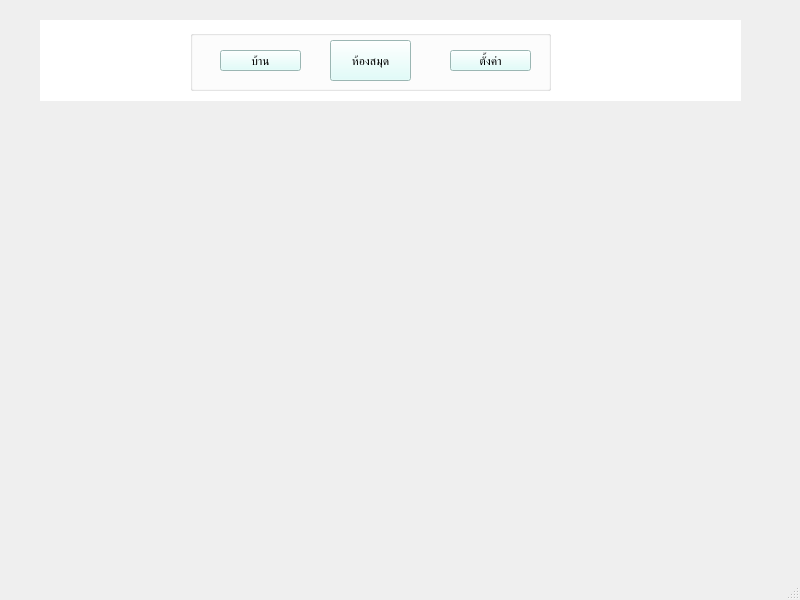
This is music library.ui in Niti-eng/app-music as Qt 5 draws it before an edit. The edited form follows.
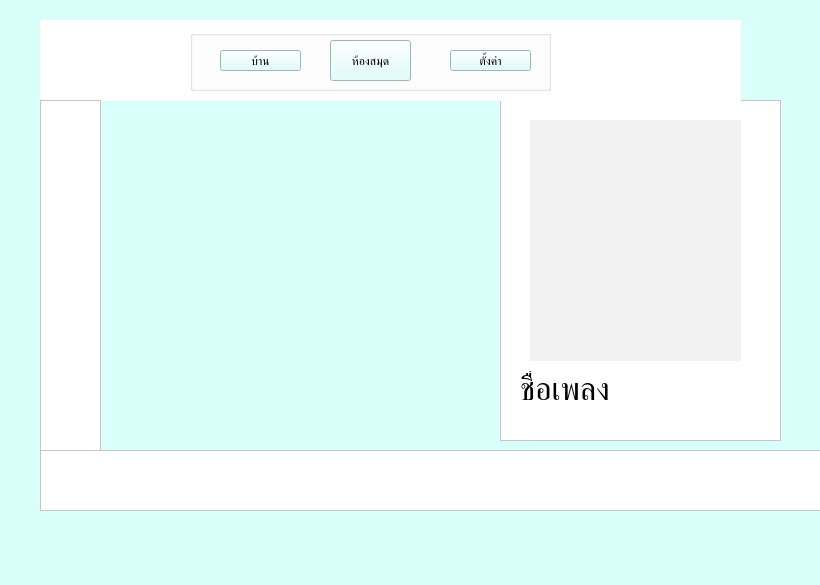
This is the edited form.

Diff of the .ui file:
```diff
--- a/music library.ui
+++ b/music library.ui
@@ -6,13 +6,16 @@
    <rect>
     <x>0</x>
     <y>0</y>
-    <width>800</width>
-    <height>600</height>
+    <width>820</width>
+    <height>585</height>
    </rect>
   </property>
   <property name="windowTitle">
    <string>MainWindow</string>
   </property>
+  <property name="styleSheet">
+   <string notr="true">background-color: rgb(217, 255, 251);</string>
+  </property>
   <widget class="QWidget" name="centralwidget">
    <widget class="QWidget" name="bar_app" native="true">
     <property name="enabled">
@@ -91,8 +94,109 @@
      </widget>
     </widget>
    </widget>
+   <widget class="QFrame" name="Left_bar">
+    <property name="enabled">
+     <bool>true</bool>
+    </property>
+    <property name="geometry">
+     <rect>
+      <x>40</x>
+      <y>100</y>
+      <width>61</width>
+      <height>391</height>
+     </rect>
+    </property>
+    <property name="styleSheet">
+     <string notr="true">background-color: rgb(255, 255, 255);</string>
+    </property>
+    <property name="frameShape">
+     <enum>QFrame::Shape::StyledPanel</enum>
+    </property>
+    <property name="frameShadow">
+     <enum>QFrame::Shadow::Raised</enum>
+    </property>
+   </widget>
+   <widget class="QFrame" name="down_bar">
+    <property name="enabled">
+     <bool>true</bool>
+    </property>
+    <property name="geometry">
+     <rect>
+      <x>40</x>
+      <y>450</y>
+      <width>781</width>
+      <height>61</height>
+     </rect>
+    </property>
+    <property name="styleSheet">
+     <string notr="true">background-color: rgb(255, 255, 255);</string>
+    </property>
+    <property name="frameShape">
+     <enum>QFrame::Shape::StyledPanel</enum>
+    </property>
+    <property name="frameShadow">
+     <enum>QFrame::Shadow::Raised</enum>
+    </property>
+   </widget>
+   <widget class="QFrame" name="Right_bar">
+    <property name="enabled">
+     <bool>true</bool>
+    </property>
+    <property name="geometry">
+     <rect>
+      <x>500</x>
+      <y>100</y>
+      <width>281</width>
+      <height>341</height>
+     </rect>
+    </property>
+    <property name="styleSheet">
+     <string notr="true">background-color: rgb(255, 255, 255);</string>
+    </property>
+    <property name="frameShape">
+     <enum>QFrame::Shape::StyledPanel</enum>
+    </property>
+    <property name="frameShadow">
+     <enum>QFrame::Shadow::Raised</enum>
+    </property>
+    <widget class="QWidget" name="Media" native="true">
+     <property name="geometry">
+      <rect>
+       <x>30</x>
+       <y>20</y>
+       <width>211</width>
+       <height>241</height>
+      </rect>
+     </property>
+     <property name="styleSheet">
+      <string notr="true">background-color: rgb(242, 242, 242);</string>
+     </property>
+    </widget>
+    <widget class="QLabel" name="name_song">
+     <property name="geometry">
+      <rect>
+       <x>20</x>
+       <y>270</y>
+       <width>91</width>
+       <height>41</height>
+      </rect>
+     </property>
+     <property name="mouseTracking">
+      <bool>true</bool>
+     </property>
+     <property name="styleSheet">
+      <string notr="true">background-color: rgb(255, 255, 255);</string>
+     </property>
+     <property name="text">
+      <string>&lt;html&gt;&lt;head/&gt;&lt;body&gt;&lt;p&gt;&lt;span style=&quot; font-size:24pt;&quot;&gt;ชื่อเพลง&lt;/span&gt;&lt;/p&gt;&lt;/body&gt;&lt;/html&gt;</string>
+     </property>
+    </widget>
+   </widget>
+   <zorder>Right_bar</zorder>
+   <zorder>bar_app</zorder>
+   <zorder>Left_bar</zorder>
+   <zorder>down_bar</zorder>
   </widget>
-  <widget class="QStatusBar" name="statusbar"/>
  </widget>
  <resources/>
  <connections/>
```
